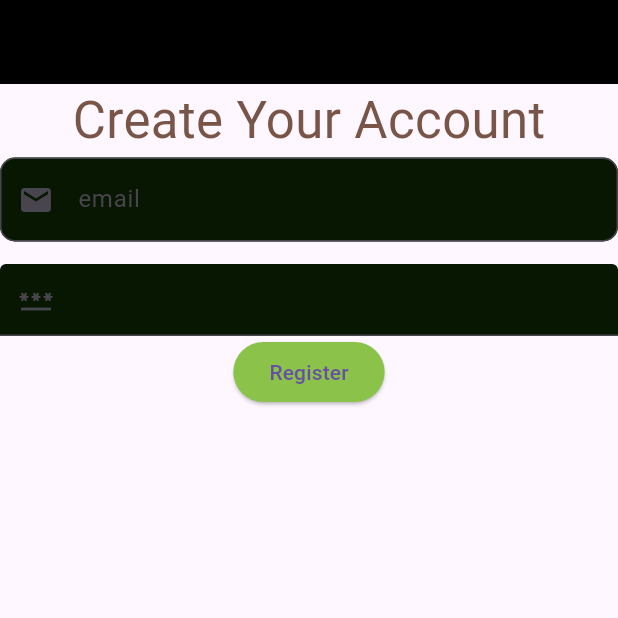
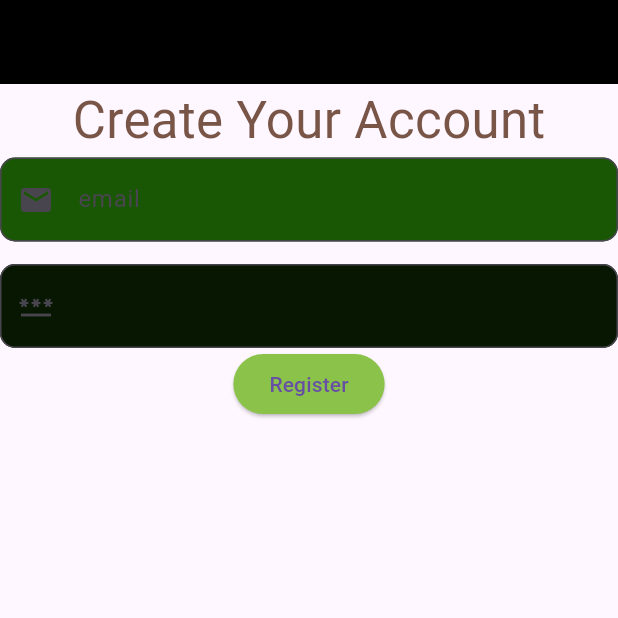
Before and after one commit to farmlink9633/farmlink, a Flutter app: the screen it shows after launch, on a phone screen of 412 x 824 dp, the top half of it. Run offline on Flutter 3.47's test engine with Material 3 defaults, Android fonts, the phone set to English and light mode, and no system bars.

Commit message:
start register

```diff
--- a/lib/authscreens/register.dart
+++ b/lib/authscreens/register.dart
@@ -18,7 +18,7 @@ class Registration extends StatelessWidget {
             decoration: InputDecoration(
               prefixIcon:Icon(Icons.email,),
               border:OutlineInputBorder(borderRadius: BorderRadius.circular(10),borderSide:BorderSide(color: Colors.lightGreenAccent) ),
-              fillColor: const Color.fromARGB(255, 7, 23, 1),
+              fillColor: const Color.fromARGB(255, 26, 87, 4),
               filled: true,
 
 label: Text("email"),
@@ -28,6 +28,7 @@ label: Text("email"),
             TextField(
               decoration: InputDecoration(
                 prefixIcon: Icon(Icons.password),
+                border:OutlineInputBorder(borderRadius: BorderRadius.circular(10),borderSide:BorderSide(color: Colors.lightGreenAccent) ),
                 fillColor: const Color.fromARGB(255, 7, 23, 1),
                 filled: true,
 
```
